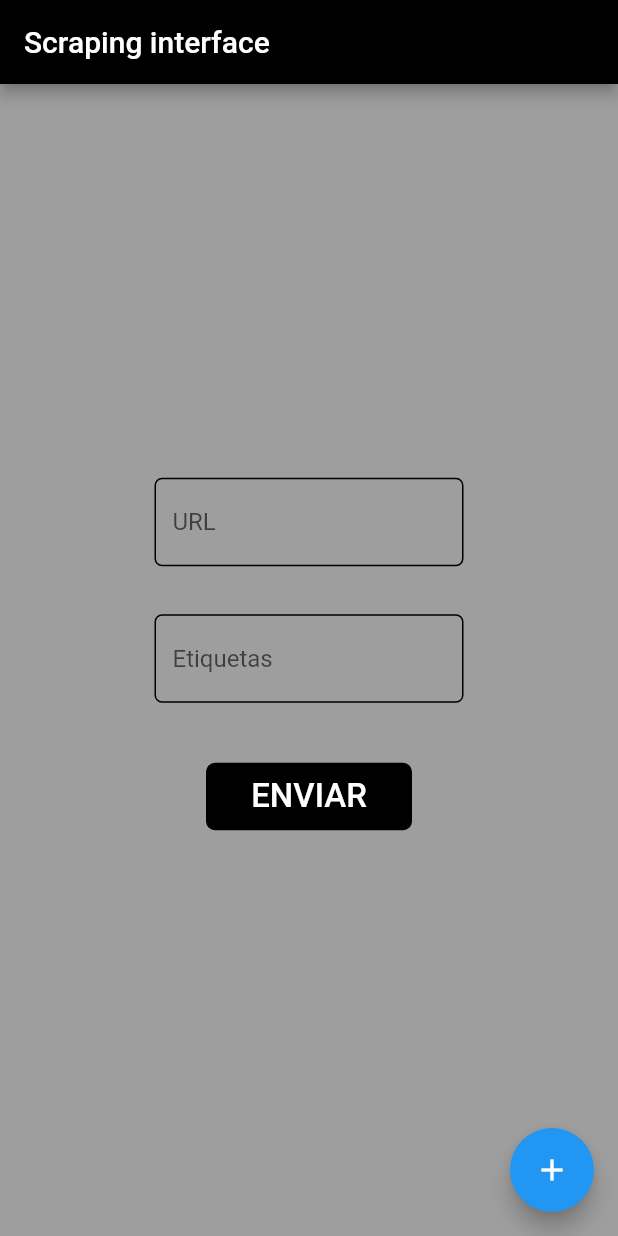
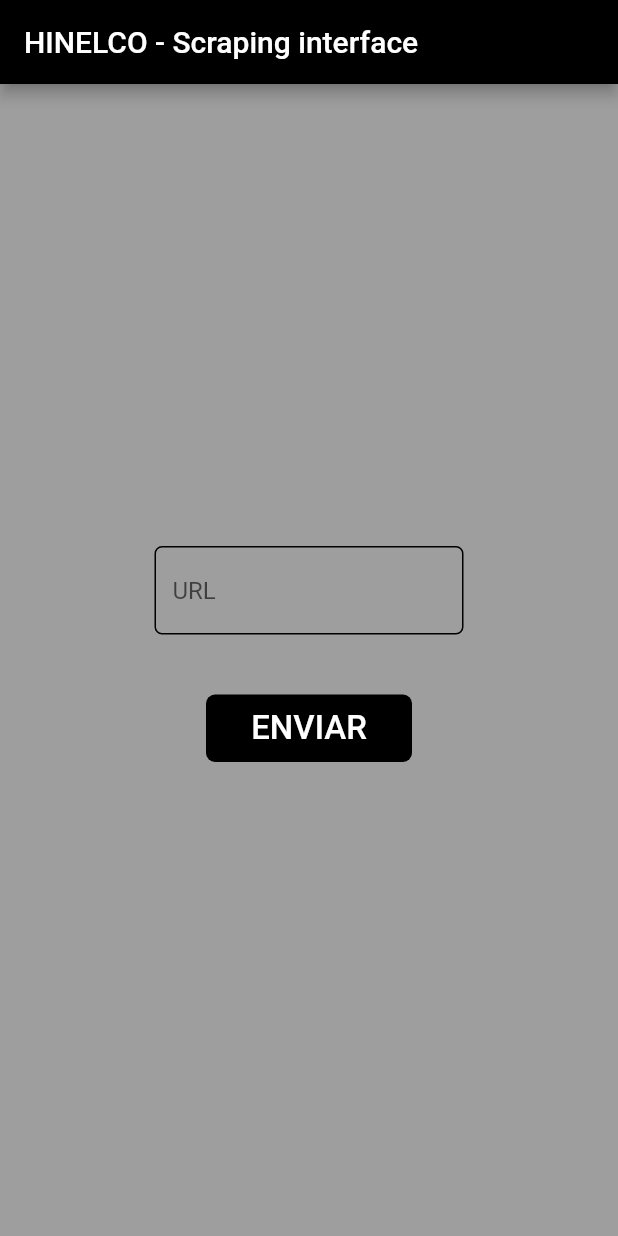
Before and after one commit to Scrapping-Dart-Nodejs/Interface-Flutter, a Flutter app: the screen it shows after launch, on a phone screen of 412 x 824 dp. Run offline on Flutter 3.47's test engine with Material 2 defaults, Android fonts, the light colour scheme and no system bars.

Commit message:
Creating interface

```diff
--- a/lib/main.dart
+++ b/lib/main.dart
@@ -14,11 +14,10 @@
   Widget build(BuildContext context) {
     return MaterialApp(
       debugShowCheckedModeBanner: false,
-      title: 'Flutter Demo',
       theme: ThemeData(
         primarySwatch: Colors.blue,
       ),
-      home: const MyHomePage(title: 'Scraping interface'),
+      home: const MyHomePage(title: 'HINELCO - Scraping interface'),
     );
   }
 }
--- a/lib/pages/home_screen.dart
+++ b/lib/pages/home_screen.dart
@@ -1,34 +1,35 @@
 import 'package:flutter/material.dart';
-
+import '../services/launchScrap.service.dart';
+import 'dart:convert';
+import 'package:http/http.dart' as http;
+import '../components/alertDialogMethod.dart';
+import '../models/launchScrap.model.dart';
 
 
 
 class MyHomePage extends StatefulWidget {
   const MyHomePage({Key? key, required this.title}) : super(key: key);
-
-  // This widget is the home page of your application. It is stateful, meaning
-  // that it has a State object (defined below) that contains fields that affect
-  // how it looks.
-
-  // This class is the configuration for the state. It holds the values (in this
-  // case the title) provided by the parent (in this case the App widget) and
-  // used by the build method of the State. Fields in a Widget subclass are
-  // always marked "final".
-
   final String title;
-
   @override
   State<MyHomePage> createState() => _MyHomePageState();
 }
 
+
+
+
 class _MyHomePageState extends State<MyHomePage> {
-  int _counter = 0;
+  final TextEditingController _urlController = TextEditingController();
+  bool _isLoading = true;
+  bool _data = false;
 
-  void _incrementCounter() {
-    setState(() {
-      _counter++;
-    });
-  }
+  late String urlRes = '';
+  late String title = '';
+  late String name;
+  late String ref;
+  late String weight;
+  late String ean;
+  late String especifications;
+  List photos = [];
 
   @override
   Widget build(BuildContext context) {
@@ -50,6 +51,7 @@
         width: size.width / 2,
         child:
             TextField(
+              controller: _urlController,
               decoration: InputDecoration(
                 hintText: 'URL',
                 enabledBorder: OutlineInputBorder(
@@ -70,29 +72,51 @@
             )),
 
 
-            Container(
-              margin: EdgeInsets.all(16.0),
-              width: size.width / 2,
-              child:
-            TextField(
-              decoration: InputDecoration(
-                hintText: 'Etiquetas',
-                enabledBorder: OutlineInputBorder(
-                  borderRadius: BorderRadius.circular(5),
-                  borderSide: BorderSide(
-                    color: Colors.black,
-                    width: 1.0,
+
+            (_isLoading) ?
+            TextButton(
+                onPressed: (){
+                  setState(() {
+                    _isLoading = false;
+                  });
+                  launchScrap(context, _urlController.text);
+                },
+                child: Container(
+                  margin: EdgeInsets.all(16.0),
+                  height: 45,
+                  width: size.width / 3,
+                  decoration: BoxDecoration(
+                    borderRadius: BorderRadius.circular(6.0),
+                    color: Colors.black
                   ),
-                ),
-                focusedBorder: OutlineInputBorder(
-                  borderRadius: BorderRadius.circular(30),
-                  borderSide: BorderSide(
-                    color: Colors.purple,
-                    width: 2.0,
-                  ),
-                ),
-              ),
-            )),
+                  child:
+                  const Center(child:Text('ENVIAR', style: TextStyle(fontSize: 22, color: Colors.white),)),
+            ))
+                :
+                CircularProgressIndicator(color: Colors.black,),
+
+
+
+
+
+
+            (_isLoading && _data)
+
+                ?
+            Column(
+              children: [
+
+                Text(urlRes),
+                Text(name),
+                Text(title),
+                Text(ref),
+
+
+            ],)
+
+                :
+
+                const SizedBox.shrink()
 
 
 
@@ -101,33 +125,56 @@
 
 
 
+          ],
+        ),
+      ),
 
+      // floatingActionButton: FloatingActionButton(
+      //   onPressed: _incrementCounter,
+      //   tooltip: 'Increment',
+      //   child: const Icon(Icons.add)),
 
-            TextButton(
-                onPressed: (){},
-                child: Container(
-                  margin: EdgeInsets.all(16.0),
-                  height: 45,
-              width: size.width / 3,
-                  decoration: BoxDecoration(
-                    borderRadius: BorderRadius.circular(6.0),
-                    color: Colors.black
-                  ),
-                  child:
-                  const Center(child:Text('ENVIAR', style: TextStyle(fontSize: 22, color: Colors.white),)),
-            ))
+    );
+  }
 
 
 
 
-          ],
-        ),
-      ),
-      floatingActionButton: FloatingActionButton(
-        onPressed: _incrementCounter,
-        tooltip: 'Increment',
-        child: const Icon(Icons.add),
-      ), // This trailing comma makes auto-formatting nicer for build methods.
+
+
+
+
+  launchScrap(context, url) async {
+    final data = {'url': url};
+    final http.Response response = await http.post(
+      Uri.parse('http://localhost:8080/api/v1/scrape'),
+      body: data,
     );
+
+    if (response.statusCode == 200  ) {
+      var jsonRes = launchScrapFromJson(response.body);
+
+      urlRes = jsonRes.url;
+      title = jsonRes.title;
+      name = jsonRes.name;
+      ref = jsonRes.ref;
+      weight = jsonRes.weight;
+      ean = jsonRes.ean;
+      especifications = jsonRes.especifications;
+      photos = jsonRes.photos;
+
+
+      setState(() {
+        _isLoading = true;
+        _data = true;
+      });
+    } else {
+      alertDialogText(context, "Ocurrió un error - Code:${response.statusCode}", response.body, "REINTENTAR", '/');
+    }
   }
+
+
+
+
+
 }
--- /dev/null
+++ b/lib/services/launchScrap.service.dart
@@ -0,0 +1,5 @@
+import 'package:flutter/material.dart';
+import 'dart:convert';
+import 'package:http/http.dart' as http;
+import '../components/alertDialogMethod.dart';
+import '../models/launchScrap.model.dart';
```
Also changed, not shown: lib/components/alertDialogMethod.dart (added, +32 -0 lines), lib/components/principalButton.dart (added, +69 -0 lines), lib/models/launchScrap.model.dart (added, +54 -0 lines).
